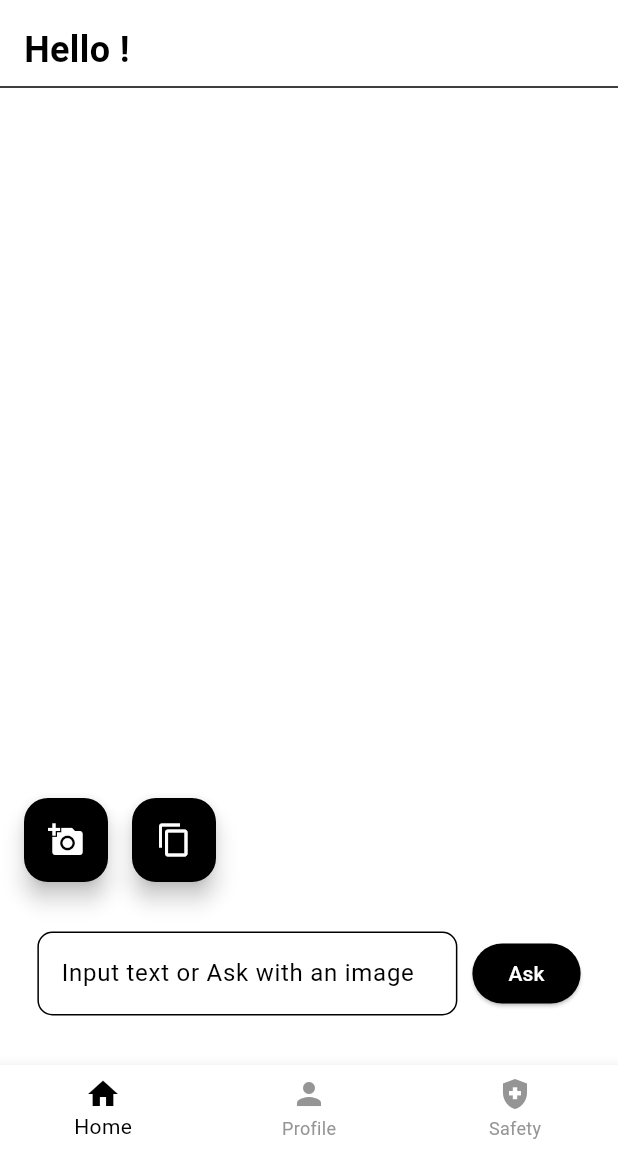
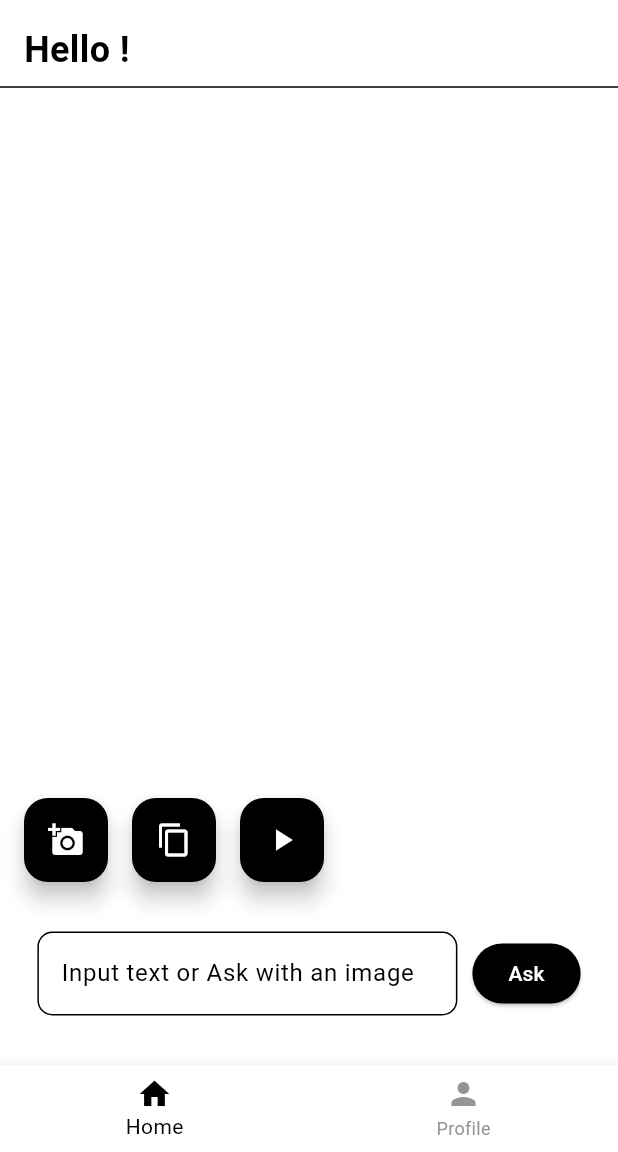
Before and after one commit to darshmashru/ChatGemini, a Flutter app: the screen it shows once a user with an empty profile is signed in, on a phone screen of 412 x 824 dp, the part 84-1236 px from its top. Run offline on Flutter 3.47's test engine with Material 3 defaults, Android fonts, the phone set to English and light mode, and no system bars; our stand-ins replace firebase_auth, firebase_core, flutter_gemini, flutter_markdown, flutter_riverpod, go_router and 5 more; missing offline and left inert: dash_bubble; accounts and stored records are empty; network calls fail.

Commit message:
Feat: Integration Widget Improvements (#14)
* Added type cursor

* Added an autoscroller

* Added stop button and removed Safety

* Fixed Project Warnings

* Update api_integration_widget.dart

---------

Co-authored-by: Darsh Mashru <mashrudarsh31@gmail.com>

```diff
--- a/lib/Routes/app_route_config.dart
+++ b/lib/Routes/app_route_config.dart
@@ -2,7 +2,6 @@ import 'package:ChatGemini/Routes/app_route_constants.dart';
 import 'package:ChatGemini/screens/Authentication/auth_page.dart';
 import 'package:ChatGemini/screens/Home/home_page.dart';
 import 'package:ChatGemini/screens/Profile/profile.dart';
-import 'package:ChatGemini/screens/Safety/safety.dart';
 import 'package:go_router/go_router.dart';
 
 class MyAppRouter {
@@ -28,12 +27,12 @@ class MyAppRouter {
         return const Profile();
       },
     ),
-    GoRoute(
-      name: MyAppRoutConstants.safetyRoute,
-      path: '/Safety',
-      builder: (context, state) {
-        return const Safety();
-      },
-    ),
+    // GoRoute(
+    //   name: MyAppRoutConstants.safetyRoute,
+    //   path: '/Safety',
+    //   builder: (context, state) {
+    //     return const Safety();
+    //   },
+    // ),
   ]);
 }
--- a/lib/screens/Home/home_page.dart
+++ b/lib/screens/Home/home_page.dart
@@ -1,7 +1,6 @@
 import 'dart:io';
 
 import 'package:ChatGemini/globals.dart';
-import 'package:ChatGemini/screens/Safety/safety.dart';
 import 'package:flutter/material.dart';
 import 'package:firebase_auth/firebase_auth.dart';
 import 'package:ChatGemini/screens/Profile/profile.dart';
@@ -100,7 +99,7 @@ class _HomePageState extends State<HomePage> {
             const Profile(),
             // const SettingsPage(),
             //TODO: Update settings to also show only if platform is android.
-            const Safety()
+            // const Safety()
           ],
           onPageChanged: (index) {
             setState(() {
@@ -139,11 +138,11 @@ class _HomePageState extends State<HomePage> {
             //     label: "Settings",
             //     backgroundColor: Colors.black,
             //   ),
-              BottomNavigationBarItem(
-              icon: Icon(Icons.health_and_safety),
-              label: "Safety",
-              backgroundColor: Colors.black,
-            ),
+            //   BottomNavigationBarItem(
+            //   icon: Icon(Icons.health_and_safety),
+            //   label: "Safety",
+            //   backgroundColor: Colors.black,
+            // ),
           ],
         ),
       ),
--- a/lib/widgets/api_integration_widget.dart
+++ b/lib/widgets/api_integration_widget.dart
@@ -1,35 +1,40 @@
-import 'dart:developer';
-import 'dart:typed_data';
+import 'dart:async';
 import 'package:flutter/material.dart';
 import 'package:flutter/services.dart';
 import 'package:flutter_gemini/flutter_gemini.dart';
-import 'package:flutter_riverpod/flutter_riverpod.dart';
 import 'package:image_picker/image_picker.dart';
 import 'package:url_launcher/url_launcher.dart';
 import 'package:flutter_markdown/flutter_markdown.dart';
 
-class ApiIntegrationWidget extends ConsumerStatefulWidget {
-  const ApiIntegrationWidget({Key? key}) : super(key: key);
+class ApiIntegrationWidget extends StatefulWidget {
+  const ApiIntegrationWidget({super.key});
 
   @override
   _ApiIntegrationWidgetState createState() => _ApiIntegrationWidgetState();
 }
 
-class _ApiIntegrationWidgetState extends ConsumerState<ApiIntegrationWidget>
+class _ApiIntegrationWidgetState extends State<ApiIntegrationWidget>
     with AutomaticKeepAliveClientMixin {
   final TextEditingController _promptInputController = TextEditingController();
   final ScrollController _outputScrollController = ScrollController();
   String mdText = "";
   final ImagePicker _picker = ImagePicker();
-  Uint8List? _imageBytes; // Use Uint8List for image bytes
+  Uint8List? _imageBytes;
   String? _errorMessage;
-  bool _isLoading = false; // Add this variable to track loading state
+  bool _isLoading = false;
+  late bool _isAsking;
+
+  @override
+  void initState() {
+    super.initState();
+    _isAsking = false;
+  }
 
   @override
   Widget build(BuildContext context) {
     super.build(context);
     return Padding(
-      padding: const EdgeInsets.all(8.0), // Adjust padding as needed
+      padding: const EdgeInsets.all(8.0),
       child: Scaffold(
         backgroundColor: Theme.of(context).colorScheme.background,
         body: Column(
@@ -45,9 +50,8 @@ class _ApiIntegrationWidgetState extends ConsumerState<ApiIntegrationWidget>
                         padding: const EdgeInsets.all(8.0),
                         child: ConstrainedBox(
                           constraints: BoxConstraints(
-                            maxWidth: MediaQuery.of(context).size.width -
-                                16, // Adjust the width as needed
-                            maxHeight: 300, // Adjust the height as needed
+                            maxWidth: MediaQuery.of(context).size.width - 16,
+                            maxHeight: 300,
                           ),
                           child: Image.memory(_imageBytes!, fit: BoxFit.cover),
                         ),
@@ -57,11 +61,11 @@ class _ApiIntegrationWidgetState extends ConsumerState<ApiIntegrationWidget>
                         padding: const EdgeInsets.all(8.0),
                         child: Text(
                           _errorMessage!,
-                          style: TextStyle(color: Colors.red),
+                          style: const TextStyle(color: Colors.red),
                         ),
                       ),
                     MarkdownBody(
-                      data: mdText,
+                      data: _isLoading ? mdText : mdText,
                       selectable: true,
                       onTapLink: (text, href, title) {
                         if (href != null) {
@@ -102,6 +106,17 @@ class _ApiIntegrationWidgetState extends ConsumerState<ApiIntegrationWidget>
                     onPressed: _isLoading ? null : _copyText,
                     tooltip: 'Copy Text',
                     child: const Icon(Icons.copy),
+                  ),
+                ),
+                Padding(
+                  padding: const EdgeInsets.all(8.0),
+                  child: FloatingActionButton(
+                    onPressed:
+                        _isAsking ? _stopAsking : (_isLoading ? null : _ask),
+                    tooltip: 'Stop/Ask',
+                    child: _isLoading || _isAsking
+                        ? const Icon(Icons.stop)
+                        : const Icon(Icons.play_arrow),
                   ),
                 ),
               ],
@@ -145,19 +160,13 @@ class _ApiIntegrationWidgetState extends ConsumerState<ApiIntegrationWidget>
                     foregroundColor: Theme.of(context).colorScheme.background,
                     backgroundColor: Theme.of(context).colorScheme.primary,
                   ),
-                  onPressed: _isLoading ? null : () {
-                    if (_imageBytes != null) {
-                      _generateTextWithImage();
-                    } else {
-                      _generateText();
-                    }
-                  },
-                  child: _isLoading
-                      ? SizedBox(
-                          width: 20.0, // Adjust the width as needed
-                          height: 20.0, // Adjust the height as needed
+                  onPressed: _isLoading || _isAsking ? null : _ask,
+                  child: _isLoading || _isAsking
+                      ? const SizedBox(
+                          width: 20.0,
+                          height: 20.0,
                           child: CircularProgressIndicator(
-                            strokeWidth: 2.0, // Decrease the stroke width
+                            strokeWidth: 2.0,
                           ),
                         )
                       : const Text('Ask'),
@@ -170,30 +179,66 @@ class _ApiIntegrationWidgetState extends ConsumerState<ApiIntegrationWidget>
     );
   }
 
+  Future<void> _ask() async {
+    final text = _promptInputController.text;
+    if (_imageBytes != null) {
+      await _generateTextWithImage();
+    } else {
+      await _generateText();
+    }
+  }
+
   Future<void> _generateText() async {
-    final text = _promptInputController.text;
-    if (text.isEmpty) {
-      return;
-    }
-
     setState(() {
       _errorMessage = null;
-      _isLoading = true; // Set loading state to true
+      _isLoading = true;
+      mdText = '';
     });
 
     try {
       final gemini = Gemini.instance;
-      final result = await gemini.text(text);
+      final result = await gemini.text(_promptInputController.text);
       setState(() {
         mdText = result?.output ?? 'No output';
-        _isLoading = false; // Set loading state to false after completion
+        _isLoading = false;
       });
     } catch (e) {
       setState(() {
         _errorMessage = 'Error generating text: $e';
-        _isLoading = false; // Set loading state to false on error
+        _isLoading = false;
       });
     }
+  }
+
+  Future<void> _generateTextWithImage() async {
+    setState(() {
+      _errorMessage = null;
+      _isLoading = true;
+      mdText = '';
+    });
+
+    try {
+      final gemini = Gemini.instance;
+      final result = await gemini.textAndImage(
+        text: _promptInputController.text,
+        images: [_imageBytes!],
+      );
+      setState(() {
+        mdText = result?.content?.parts?.last.text ?? 'No output';
+        _isLoading = false;
+      });
+    } catch (e) {
+      setState(() {
+        _errorMessage = 'Error generating text with image: $e';
+        _isLoading = false;
+      });
+    }
+  }
+
+  void _stopAsking() {
+    setState(() {
+      _isAsking = false;
+    });
   }
 
   Future<void> _pickImage() async {
@@ -213,38 +258,10 @@ class _ApiIntegrationWidgetState extends ConsumerState<ApiIntegrationWidget>
     });
   }
 
-  Future<void> _generateTextWithImage() async {
-    if (_imageBytes == null) {
-      return;
-    }
-
-    setState(() {
-      _errorMessage = null;
-      _isLoading = true; // Set loading state to true
-    });
-
-    try {
-      final gemini = Gemini.instance;
-      final result = await gemini.textAndImage(
-        text: _promptInputController.text,
-        images: [_imageBytes!],
-      );
-      setState(() {
-        mdText = result?.content?.parts?.last.text ?? 'No output';
-        _isLoading = false; // Set loading state to false after completion
-      });
-    } catch (e) {
-      setState(() {
-        _errorMessage = 'Error generating text with image: $e';
-        _isLoading = false; // Set loading state to false on error
-      });
-    }
-  }
-
   Future<void> _copyText() async {
     await Clipboard.setData(ClipboardData(text: mdText));
     ScaffoldMessenger.of(context).showSnackBar(
-      SnackBar(content: Text('Text copied to clipboard')),
+      const SnackBar(content: Text('Text copied to clipboard')),
     );
   }
 
```
Also changed, not shown: lib/screens/Safety/safety.dart (deleted, +0 -233 lines).
